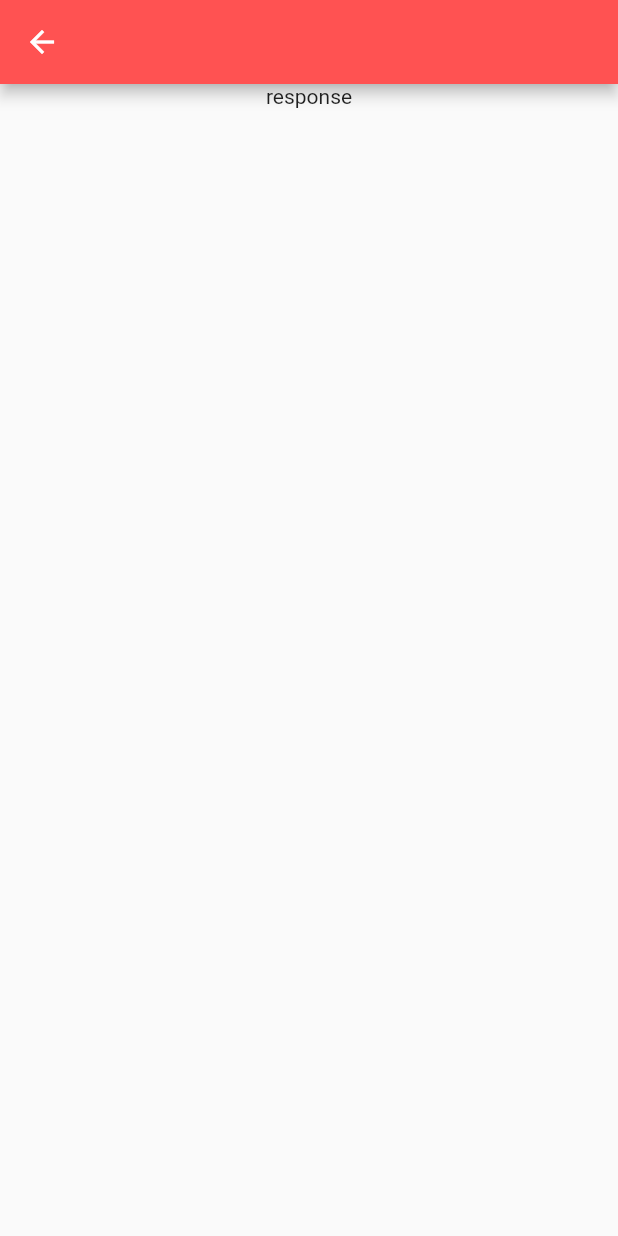
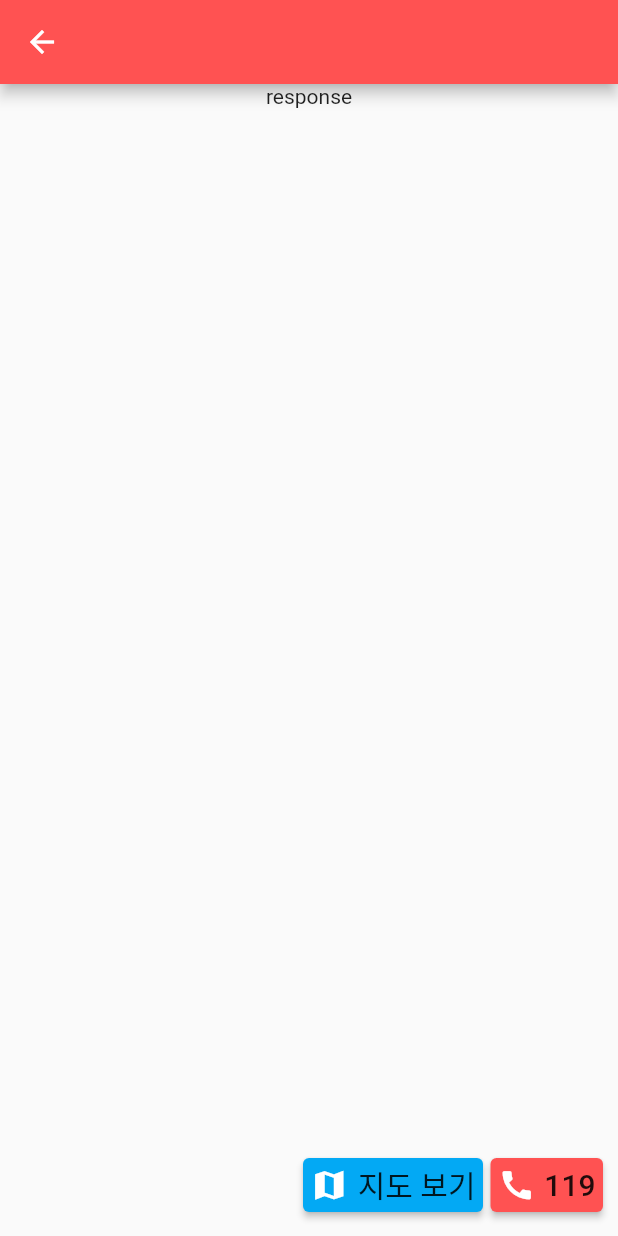
Before and after one commit to f4s7m3d1c/app, a Flutter app: the ResponsePage screen opened directly, on a phone screen of 412 x 824 dp. Run offline on Flutter 3.47's test engine with Material 2 defaults, Android fonts, the phone set to English and light mode, and no system bars; our stand-ins replace equatable, fluttertoast; missing offline and left inert: flutter_naver_map.

Commit message:
upload files

```diff
--- a/analysis_options.yaml
+++ b/analysis_options.yaml
@@ -7,7 +7,7 @@
 
 # The following line activates a set of recommended lints for Flutter apps,
 # packages, and plugins designed to encourage good coding practices.
-# include: package:flutter_lints/flutter.yaml //const 여도 될 때 ide 오류 표시
+# include: package:flutter_lints/flutter.yaml
 
 linter:
   # The lint rules applied to this project can be customized in the
--- /dev/null
+++ b/lib/elements/icon_text_button.dart
@@ -0,0 +1,43 @@
+import 'package:flutter/material.dart';
+
+class IconTextButton extends StatelessWidget {
+  final double? width, height;
+  final Icon icon;
+  final Text text;
+  final VoidCallback? onPressed;
+  final Color? color;
+
+  const IconTextButton({
+    super.key,
+    this.width,
+    this.height,
+    this.onPressed,
+    this.color,
+    required this.icon,
+    required this.text,
+  });
+
+  @override
+  Widget build(BuildContext context) {
+    return SizedBox(
+      height: height,
+      width: width,
+      child: ElevatedButton(
+        style: ButtonStyle(
+          padding: MaterialStateProperty.all<EdgeInsets>(
+              const EdgeInsets.symmetric(horizontal: 5)
+          ),
+          backgroundColor: color == null ? null : MaterialStateProperty.all<Color>(color!)
+        ),
+        onPressed: onPressed,
+        child: Row(
+          mainAxisAlignment: MainAxisAlignment.spaceBetween,
+          children: [
+            icon,
+            text,
+          ],
+        ),
+      ),
+    );
+  }
+}
--- a/lib/models/Sick.dart
+++ b/lib/models/sick.dart
@@ -2,4 +2,6 @@
 
 enum Sick{
   cough, // 기침
+  stomachache, //.복통
+  dyspnea, //호흡곤란
 }
--- a/lib/pages/response_page.dart
+++ b/lib/pages/response_page.dart
@@ -1,3 +1,4 @@
+import 'package:fastmedic/elements/icon_text_button.dart';
 import 'package:flutter/material.dart';
 
 class ResponsePage extends StatelessWidget{
@@ -11,10 +12,60 @@ class ResponsePage extends StatelessWidget{
           backgroundColor: Colors.redAccent,
         ),
         body: Center(
-          child: Column(
-            children: [
-              Text("response"),
-            ],
+          child: Container(
+            child: Column(
+              mainAxisAlignment: MainAxisAlignment.spaceBetween,
+              children: [
+                const Text("response"),
+                Container(
+                  padding: const EdgeInsets.all(10),
+                  child: Row(
+                    mainAxisAlignment: MainAxisAlignment.end,
+                    children: [
+                      IconTextButton(
+                        width: 120,
+                        color: Colors.lightBlue,
+                        icon: const Icon(
+                          Icons.map_sharp,
+                          size: 25,
+                          color: Colors.white,
+                        ),
+                        text: const Text(
+                          "지도 보기",
+                          style: TextStyle(
+                            fontSize: 20,
+                            color: Colors.black87,
+                          ),
+                        ),
+                        onPressed: () {
+
+                        },
+                      ),
+                      const SizedBox(width: 5,),
+                      IconTextButton(
+                        width: 75,
+                        color: Colors.redAccent,
+                        icon: const Icon(
+                          Icons.call,
+                          size: 25,
+                          color: Colors.white,
+                        ),
+                        text: const Text(
+                          "119",
+                          style: TextStyle(
+                            fontSize: 20,
+                            color: Colors.black87,
+                          ),
+                        ),
+                        onPressed: () {
+
+                        },
+                      ),
+                    ],
+                  ),
+                )
+              ],
+            ),
           ),
         ),
       ),
```
